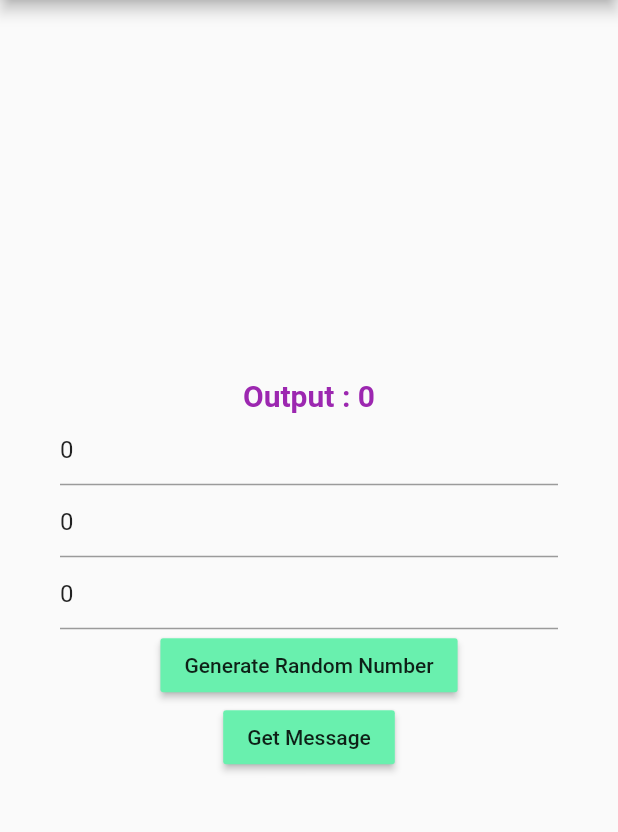
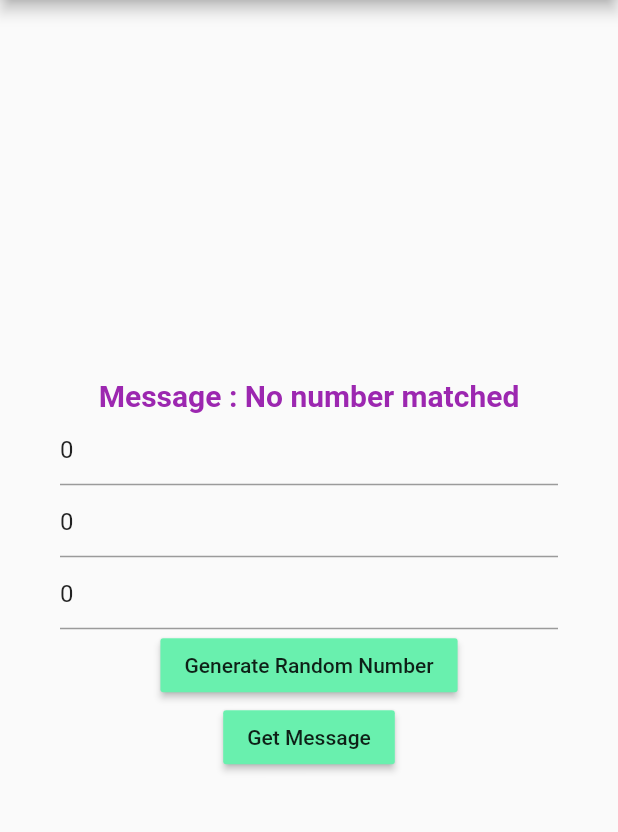
Before and after one commit to HashamHk/dart-flutter, a Flutter app: the screen it shows after launch, after a tap on "Get Message", on a phone screen of 412 x 824 dp, the part 84-916 px from its top. Run offline on Flutter 3.47's test engine with Material 2 defaults, Android fonts, the phone set to English and light mode, and no system bars; missing offline and left inert: dart:html.

Commit message:
Secret Message App Done

```diff
--- a/lib/home_page.dart
+++ b/lib/home_page.dart
@@ -9,28 +9,34 @@ class HomePage extends StatefulWidget {
 }
 
 class HomePageState extends State<HomePage> {
-  var num1 = 0, num2 = 0, num3 = 0, randomNumber = 0, sum = 0;
+  var num1 = 0, num2 = 0, num3 = 0, sum = "";
+  int randomNumber;
   var messages = [
-    {1: "Hello there !"},
-    {2: "Working on Flutter"},
-    {3: "VS code is best"},
-    {4: "Waleed is installing Android SDK"},
-    {5: "It will take time to learn"},
-    {6: "Ye waqt bhi guzar jaey ga"},
-    {7: "Aa sajna tur chaliye"},
-    {8: "Bhola Records"},
-    {9: "Enough"},
-    {10: "End it"}
+    "Hello there !",
+    "Working on Flutter",
+    "VS code is best",
+    "Waleed is installing Android SDK",
+    "It will take time to learn",
+    "Ye waqt bhi guzar jaey ga",
+    "Aa sajna tur chaliye",
+    "Bhola Records",
+    "Enough",
+    "End it"
   ];
+  String secretMessage = "";
 
   final TextEditingController t1 = new TextEditingController(text: "0");
   final TextEditingController t2 = new TextEditingController(text: "0");
   final TextEditingController t3 = new TextEditingController(text: "0");
 
   void randomNumberGenerator() {
-    setState(() {
-      print(messages[1]);
-    });
+    random(min, max) {
+      var rn = new Random();
+      return min + rn.nextInt(max - min);
+    }
+
+    randomNumber = (random(0, 10));
+    print(randomNumber);
   }
 
   void compareInputsWithRandomNumber() {
@@ -39,13 +45,16 @@ class HomePageState extends State<HomePage> {
       num2 = int.parse(t2.text);
       num3 = int.parse(t3.text);
       if (num1 == randomNumber) {
-        print('num1 matched');
+        secretMessage = messages[randomNumber].toString();
+        print(secretMessage);
       } else if (num2 == randomNumber) {
-        print('num2 matched');
+        secretMessage = messages[randomNumber].toString();
+        print(secretMessage);
       } else if (num3 == randomNumber) {
-        print('num3 matched');
+        secretMessage = messages[randomNumber].toString();
+        print(secretMessage);
       } else {
-        return print('no number matched');
+        secretMessage = "No number matched";
       }
     });
   }
@@ -62,7 +71,7 @@ class HomePageState extends State<HomePage> {
           mainAxisAlignment: MainAxisAlignment.center,
           children: <Widget>[
             new Text(
-              "Output : $sum",
+              "Message : $secretMessage",
               style: new TextStyle(
                   fontSize: 20.0,
                   fontWeight: FontWeight.bold,
```
